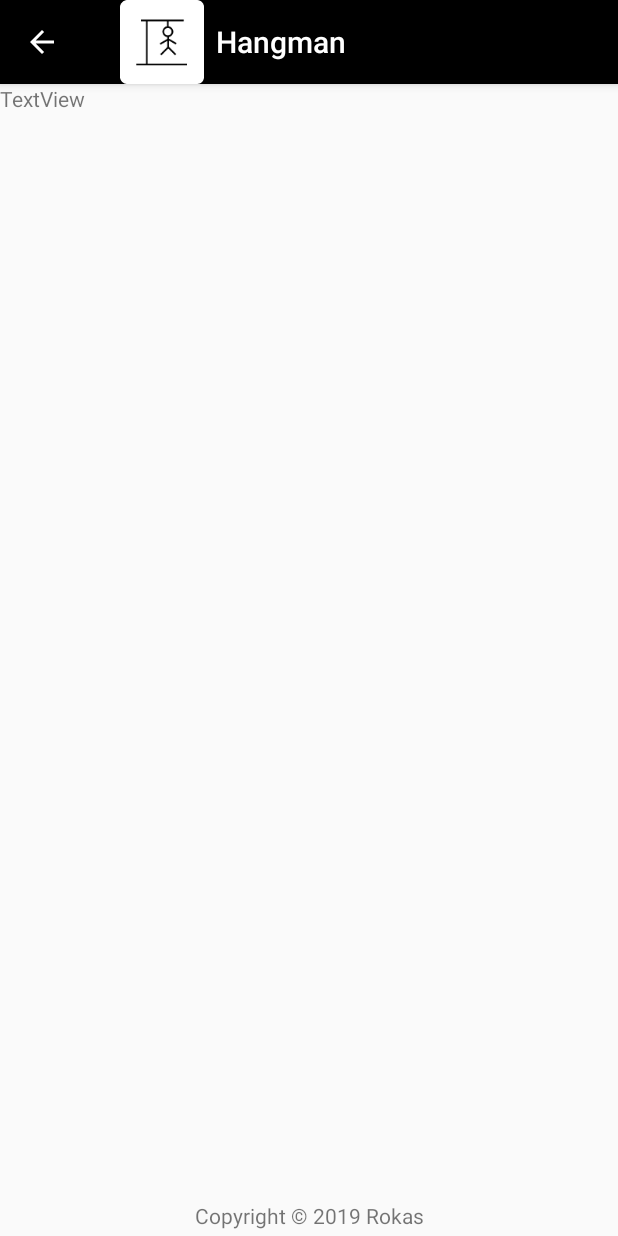
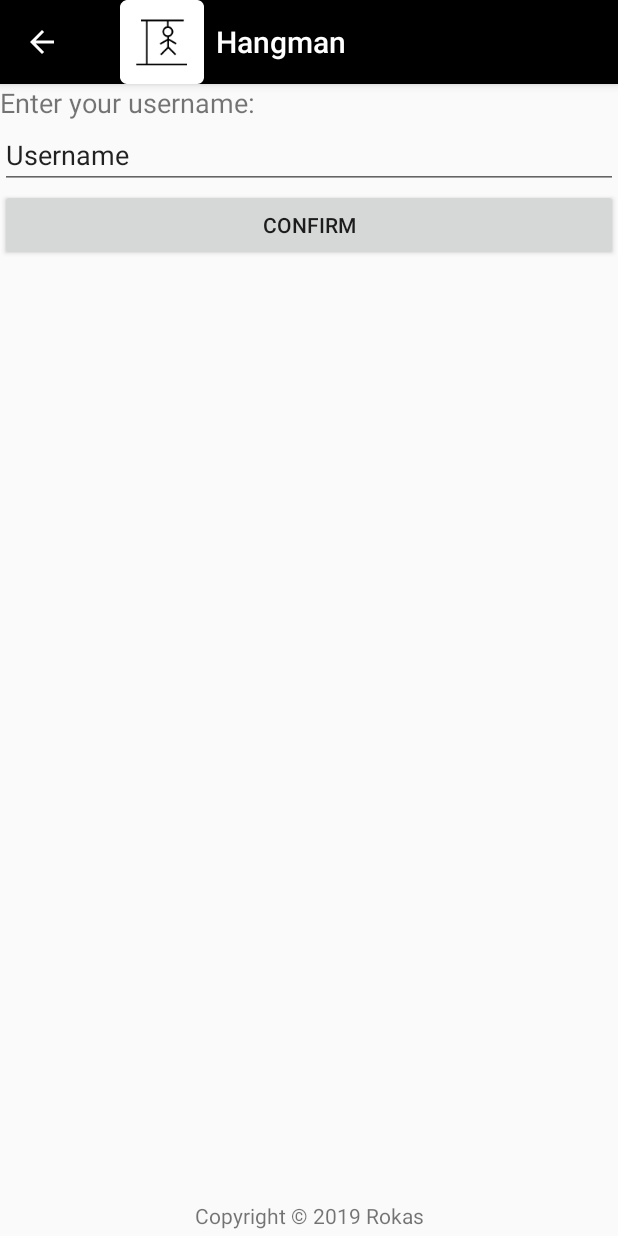
Before and after one commit to ArmandasRokas/Hangman, an Android app: the NewGameFrag screen opened through its navigation route, on a phone screen of 412 x 824 dp. Run offline under Robolectric (Android 15) with nearby library versions, the phone set to English and light mode, and no system bars.

Commit message:
added username function in new game

```diff
--- a/app/src/main/java/dk/dtu/rokas/hangman/view/HighscoreFrag.java
+++ b/app/src/main/java/dk/dtu/rokas/hangman/view/GameFrag.java
@@ -11,11 +11,11 @@ import androidx.fragment.app.Fragment;
 
 import dk.dtu.rokas.hangman.R;
 
-public class HighscoreFrag extends Fragment {
+public class GameFrag extends Fragment {
     @Nullable
     @Override
     public View onCreateView(@NonNull LayoutInflater inflater, @Nullable ViewGroup container, @Nullable Bundle savedInstanceState) {
 
-        return inflater.inflate(R.layout.highscore, container, false);
+        return inflater.inflate(R.layout.game, container, false);
     }
 }
--- /dev/null
+++ b/app/src/main/java/dk/dtu/rokas/hangman/view/HighScoreFrag.java
@@ -0,0 +1,21 @@
+package dk.dtu.rokas.hangman.view;
+
+import android.os.Bundle;
+import android.view.LayoutInflater;
+import android.view.View;
+import android.view.ViewGroup;
+
+import androidx.annotation.NonNull;
+import androidx.annotation.Nullable;
+import androidx.fragment.app.Fragment;
+
+import dk.dtu.rokas.hangman.R;
+
+public class HighScoreFrag extends Fragment {
+    @Nullable
+    @Override
+    public View onCreateView(@NonNull LayoutInflater inflater, @Nullable ViewGroup container, @Nullable Bundle savedInstanceState) {
+
+        return inflater.inflate(R.layout.highscore, container, false);
+    }
+}
--- a/app/src/main/java/dk/dtu/rokas/hangman/view/NewGameFrag.java
+++ b/app/src/main/java/dk/dtu/rokas/hangman/view/NewGameFrag.java
@@ -4,19 +4,45 @@ import android.os.Bundle;
 import android.view.LayoutInflater;
 import android.view.View;
 import android.view.ViewGroup;
+import android.widget.Button;
+import android.widget.EditText;
 
 import androidx.annotation.NonNull;
 import androidx.annotation.Nullable;
 import androidx.fragment.app.Fragment;
 
 import dk.dtu.rokas.hangman.R;
+import dk.dtu.rokas.hangman.business.GameLogic;
+
 
 public class NewGameFrag extends Fragment {
+    private GameLogic gl = GameLogic.getInstance();
     @Nullable
     @Override
     public View onCreateView(@NonNull LayoutInflater inflater, @Nullable ViewGroup container, @Nullable Bundle savedInstanceState) {
+        View v = inflater.inflate(R.layout.new_game, container, false);
+        final Button confirmBtn = v.findViewById(R.id.confirmUsernameBtn);
+        final EditText enterUsernameET = v.findViewById(R.id.usernameET);
 
-        return inflater.inflate(R.layout.game, container, false);
+        confirmBtn.setOnClickListener(new View.OnClickListener() {
+            @Override
+            public void onClick(View v) {
+                String username = enterUsernameET.getText().toString();
+                gl.setCurrentUsername(username);
+            }
+        });
+
+        // Clears the initial text in the input field
+
+        enterUsernameET.setOnClickListener(new View.OnClickListener() {
+            @Override
+            public void onClick(View v) {
+                // FIXME requires two clicks in order to clear the text
+                enterUsernameET.getText().clear();
+            }
+        });
+
+        return v ;
     }
 
 }
--- a/app/src/main/res/layout/game.xml
+++ b/app/src/main/res/layout/game.xml
@@ -3,9 +3,4 @@
     android:orientation="vertical" android:layout_width="match_parent"
     android:layout_height="match_parent">
 
-    <TextView
-        android:id="@+id/textView2"
-        android:layout_width="match_parent"
-        android:layout_height="wrap_content"
-        android:text="TextView" />
 </LinearLayout>
--- /dev/null
+++ b/app/src/main/res/layout/new_game.xml
@@ -0,0 +1,26 @@
+<?xml version="1.0" encoding="utf-8"?>
+<LinearLayout xmlns:android="http://schemas.android.com/apk/res/android"
+    android:orientation="vertical" android:layout_width="match_parent"
+    android:layout_height="match_parent">
+
+    <TextView
+        android:id="@+id/enterUsernameTV"
+        android:layout_width="match_parent"
+        android:layout_height="wrap_content"
+        android:text="Enter your username:"
+        android:textSize="18sp" />
+
+    <EditText
+        android:id="@+id/usernameET"
+        android:layout_width="match_parent"
+        android:layout_height="wrap_content"
+        android:ems="10"
+        android:inputType="textPersonName"
+        android:text="Username" />
+
+    <Button
+        android:id="@+id/confirmUsernameBtn"
+        android:layout_width="match_parent"
+        android:layout_height="wrap_content"
+        android:text="Confirm" />
+</LinearLayout>
--- a/app/src/main/res/navigation/nav_graph.xml
+++ b/app/src/main/res/navigation/nav_graph.xml
@@ -24,7 +24,7 @@
         android:id="@+id/gameFrag"
         android:name="dk.dtu.rokas.hangman.view.NewGameFrag"
         android:label="game"
-        tools:layout="@layout/game" />
+        tools:layout="@layout/new_game" />
     <fragment
         android:id="@+id/helpFrag"
         android:name="dk.dtu.rokas.hangman.view.HelpFrag"
@@ -32,7 +32,7 @@
         tools:layout="@layout/help" />
     <fragment
         android:id="@+id/highscoreFrag"
-        android:name="dk.dtu.rokas.hangman.view.HighscoreFrag"
+        android:name="dk.dtu.rokas.hangman.view.HighScoreFrag"
         android:label="highscore"
         tools:layout="@layout/highscore" />
 </navigation>
```
